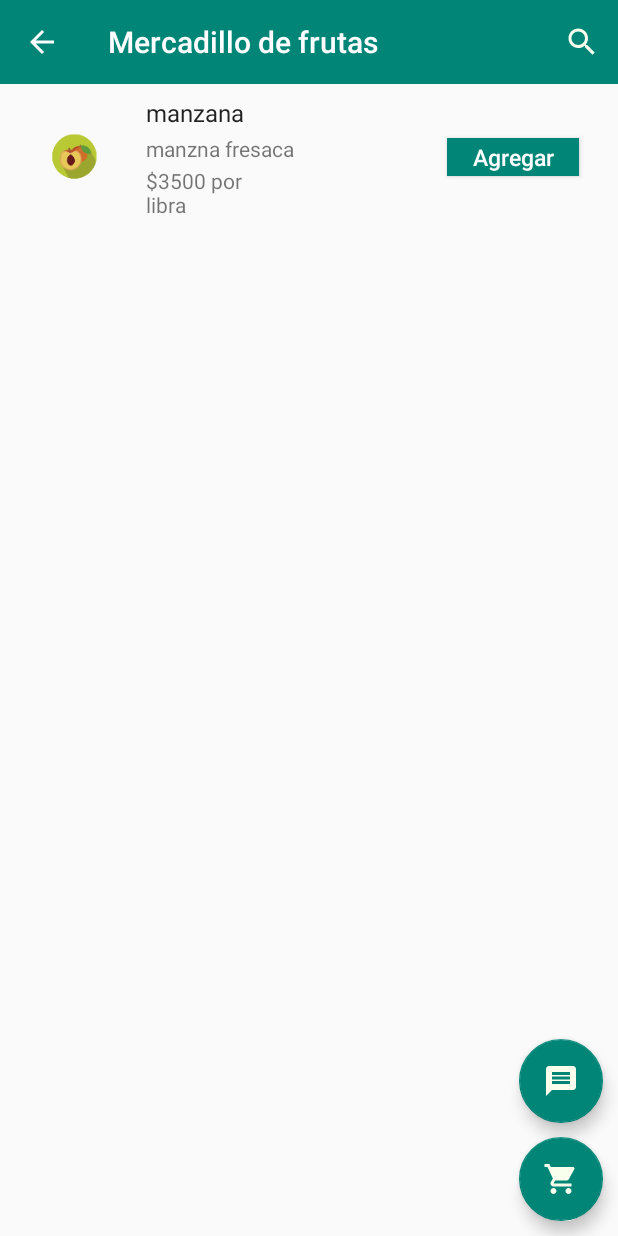
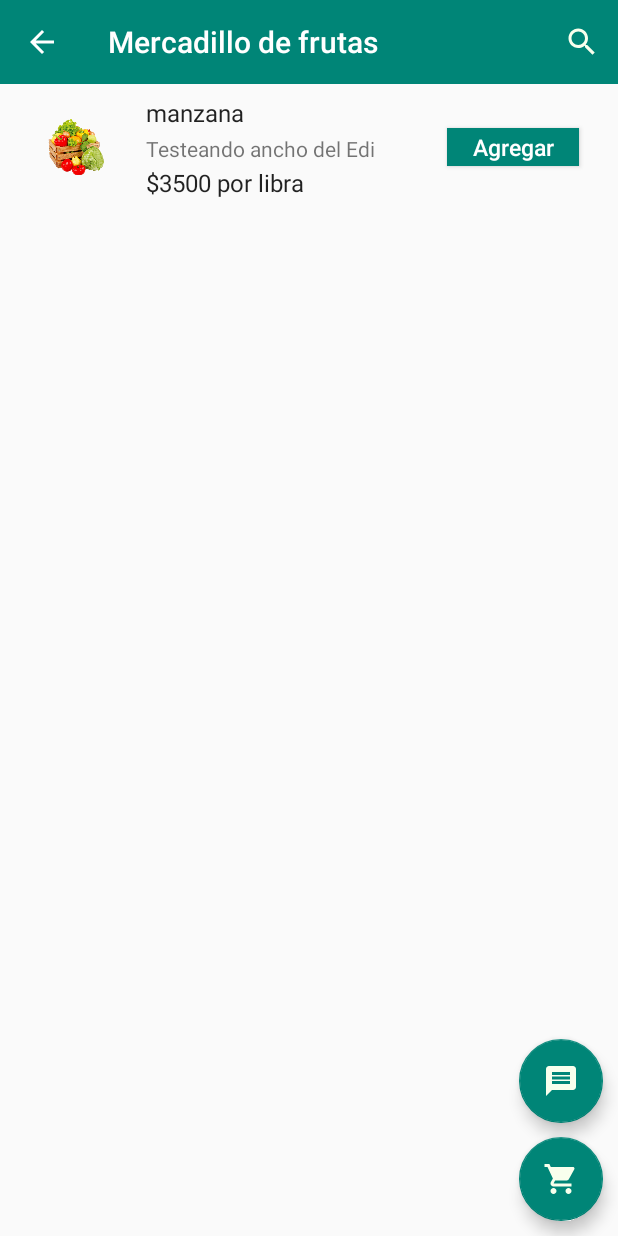
Before and after one commit to FabioGeney/ProyectoDeGrado, an Android app: the MercadilloFragment screen opened directly, with no data from a screen before it, after a tap on "Mercadillo de frutas", on a phone screen of 412 x 824 dp. Run offline under Robolectric (Android 15) with nearby library versions, the phone set to English and light mode, and no system bars; our stand-ins replace Firebase (no records; nobody signed in at launch, a user with empty details on screens opened directly), Picasso.

Commit message:
Muestra porductos mercadillo x2
Muestra los producots de cada mercadillo, se limito a 23 el numero de caracteres que recibe el editext descripcion

```diff
--- a/merkatdillo-master/app/src/main/java/com/proyecto/marketdillo/MercadilloFragment.java
+++ b/merkatdillo-master/app/src/main/java/com/proyecto/marketdillo/MercadilloFragment.java
@@ -97,6 +97,7 @@ public class MercadilloFragment extends Fragment {
                                 public void OnItemClick(Mercadillo mercadillo, int posicion) {
                                     Intent intent = new Intent(getContext(), VistaProductosMercadillo.class);
                                     intent.putExtra("id", mercadillo.getId());
+                                    intent.putExtra("nombre", mercadillo.getNombre());
                                     startActivity(intent);
                                 }
                             });
--- a/merkatdillo-master/app/src/main/java/com/proyecto/marketdillo/VistaProductosMercadillo.java
+++ b/merkatdillo-master/app/src/main/java/com/proyecto/marketdillo/VistaProductosMercadillo.java
@@ -43,8 +43,8 @@ public class VistaProductosMercadillo extends AppCompatActivity implements Searc
         setSupportActionBar(toolbar);
 
         getSupportActionBar().setDisplayHomeAsUpEnabled(true);
-
-        this.setTitle("Mercadillo de frutas");
+        String nombreMercadillo = getIntent().getExtras().getString("nombre");
+        this.setTitle(nombreMercadillo);
 
         FloatingActionButton fab = findViewById(R.id.fab);
         fab.setOnClickListener(new View.OnClickListener() {
@@ -67,7 +67,7 @@ public class VistaProductosMercadillo extends AppCompatActivity implements Searc
 
     public List<Producto> getProductos(){
         final ArrayList<Producto> request = new ArrayList<>();
-        request.add(new Producto("manzana", "manzna fresaca", "$3500 por libra", R.mipmap.ic_fruit));
+        request.add(new Producto("manzana", "Testeando ancho del EdiText para que no se pase hasta el boton", "$3500 por libra", R.drawable.fruit));
         String id = getIntent().getExtras().getString("id");
         FirebaseFirestore db = FirebaseFirestore.getInstance();
         db.collection("Producto").whereEqualTo("id",id)
@@ -79,7 +79,7 @@ public class VistaProductosMercadillo extends AppCompatActivity implements Searc
                             for (QueryDocumentSnapshot document : task.getResult()) {
 
                                 Producto producto = document.toObject(Producto.class);
-                                producto.setImagen(R.mipmap.ic_merca_image);
+                                producto.setImagen(R.drawable.fruit);
                                 request.add(producto);
 
                             }
--- a/merkatdillo-master/app/src/main/res/layout-large/list_item_productos.xml
+++ b/merkatdillo-master/app/src/main/res/layout-large/list_item_productos.xml
@@ -20,37 +20,29 @@
 
     <TextView
         android:id="@+id/nombre"
-        android:layout_width="200dp"
+        android:layout_width="wrap_content"
         android:layout_height="wrap_content"
         android:layout_marginLeft="101dp"
-        android:autoSizeMaxTextSize="100sp"
-        android:autoSizeMinTextSize="2sp"
-        android:autoSizeStepGranularity="2sp"
-        android:autoSizeTextType="uniform"
-        android:text="TextView autosizing"
         android:textAppearance="?attr/textAppearanceListItem"
         tools:text="Manzana" />
 
     <TextView
         android:id="@+id/descripcion"
-        android:layout_width="350dp"
+        android:layout_width="wrap_content"
         android:layout_height="wrap_content"
         android:layout_marginLeft="101dp"
         android:layout_marginTop="25dp"
-        android:autoSizeMaxTextSize="100sp"
-        android:autoSizeStepGranularity="2sp"
-        android:autoSizeTextType="uniform"
-        android:text="TextView autosizing"
         tools:ignore="UnknownId"
         tools:text="Descripcion" />
 
     <TextView
-        android:id = "@+id/precio"
-        android:layout_width="120dp"
+        android:id="@+id/precio"
+        android:layout_width="wrap_content"
         android:layout_height="20dp"
         android:layout_below="@+id/descripcion"
         android:layout_marginLeft="101dp"
         android:layout_marginTop="10dp"
+        android:textAppearance="?attr/textAppearanceListItem"
         android:text="$ 1000-lb" />
 
     <Button
--- a/merkatdillo-master/app/src/main/res/layout-normal/list_item_productos.xml
+++ b/merkatdillo-master/app/src/main/res/layout-normal/list_item_productos.xml
@@ -21,35 +21,29 @@
         android:id="@+id/nombre"
         android:layout_width="wrap_content"
         android:layout_height="wrap_content"
+        android:maxLength="23"
         android:layout_marginLeft="81dp"
-        android:autoSizeMaxTextSize="100sp"
-        android:autoSizeMinTextSize="2sp"
-        android:autoSizeStepGranularity="2sp"
-        android:autoSizeTextType="uniform"
-        android:text="TextView autosizing"
         android:textAppearance="?attr/textAppearanceListItem"
         tools:text="Manzana" />
 
     <TextView
         android:id="@+id/descripcion"
-        android:layout_width="200dp"
+        android:layout_width="190dp"
         android:layout_height="wrap_content"
         android:layout_marginLeft="81dp"
         android:layout_marginTop="25dp"
-        android:autoSizeMaxTextSize="100sp"
-        android:autoSizeStepGranularity="2sp"
-        android:autoSizeTextType="uniform"
-        android:text="TextView autosizing"
+        android:maxLength="23"
         tools:ignore="UnknownId"
         tools:text="Descripcion" />
 
     <TextView
-        android:id = "@+id/precio"
-        android:layout_width="90dp"
+        android:id="@+id/precio"
+        android:layout_width="wrap_content"
         android:layout_height="wrap_content"
         android:layout_below="@+id/descripcion"
         android:layout_marginLeft="81dp"
         android:layout_marginTop="2dp"
+        android:textAppearance="?attr/textAppearanceListItem"
         android:text="$ 1000-lb" />
 
     <Button
--- a/merkatdillo-master/app/src/main/res/layout-small/list_item_productos.xml
+++ b/merkatdillo-master/app/src/main/res/layout-small/list_item_productos.xml
@@ -32,10 +32,6 @@
         android:layout_below="@+id/nombre"
         android:layout_marginLeft="67dp"
         android:layout_marginTop="4dp"
-        android:autoSizeMaxTextSize="100sp"
-        android:autoSizeStepGranularity="2sp"
-        android:autoSizeTextType="uniform"
-        android:text="TextView autosizing"
         tools:ignore="UnknownId"
         tools:text="Descripcion" />
 
@@ -46,6 +42,7 @@
         android:layout_below="@+id/descripcion"
         android:layout_marginLeft="67dp"
         android:layout_marginTop="6dp"
+        android:textAppearance="?attr/textAppearanceListItem"
         android:text="$ 1000-lb" />
 
     <Button
--- a/merkatdillo-master/app/src/main/res/layout-xlarge/list_item_productos.xml
+++ b/merkatdillo-master/app/src/main/res/layout-xlarge/list_item_productos.xml
@@ -23,11 +23,6 @@
         android:layout_width="200dp"
         android:layout_height="wrap_content"
         android:layout_marginLeft="141dp"
-        android:autoSizeMaxTextSize="100sp"
-        android:autoSizeMinTextSize="2sp"
-        android:autoSizeStepGranularity="2sp"
-        android:autoSizeTextType="uniform"
-        android:text="TextView autosizing"
         android:textAppearance="?attr/textAppearanceListItem"
         tools:text="Manzana" />
 
@@ -37,20 +32,17 @@
         android:layout_height="wrap_content"
         android:layout_marginLeft="141dp"
         android:layout_marginTop="25dp"
-        android:autoSizeMaxTextSize="100sp"
-        android:autoSizeStepGranularity="2sp"
-        android:autoSizeTextType="uniform"
-        android:text="TextView autosizing"
         tools:ignore="UnknownId"
         tools:text="Descripcion" />
 
     <TextView
         android:id = "@+id/precio"
-        android:layout_width="90dp"
+        android:layout_width="wrap_content"
         android:layout_height="20dp"
         android:layout_below="@+id/descripcion"
         android:layout_marginLeft="141dp"
         android:layout_marginTop="10dp"
+        android:textAppearance="?attr/textAppearanceListItem"
         android:text="$ 1000-lb" />
 
     <Button
```
Also changed, not shown: merkatdillo-master/app/src/main/res/drawable-xxxhdpi/fruit.png (added).
